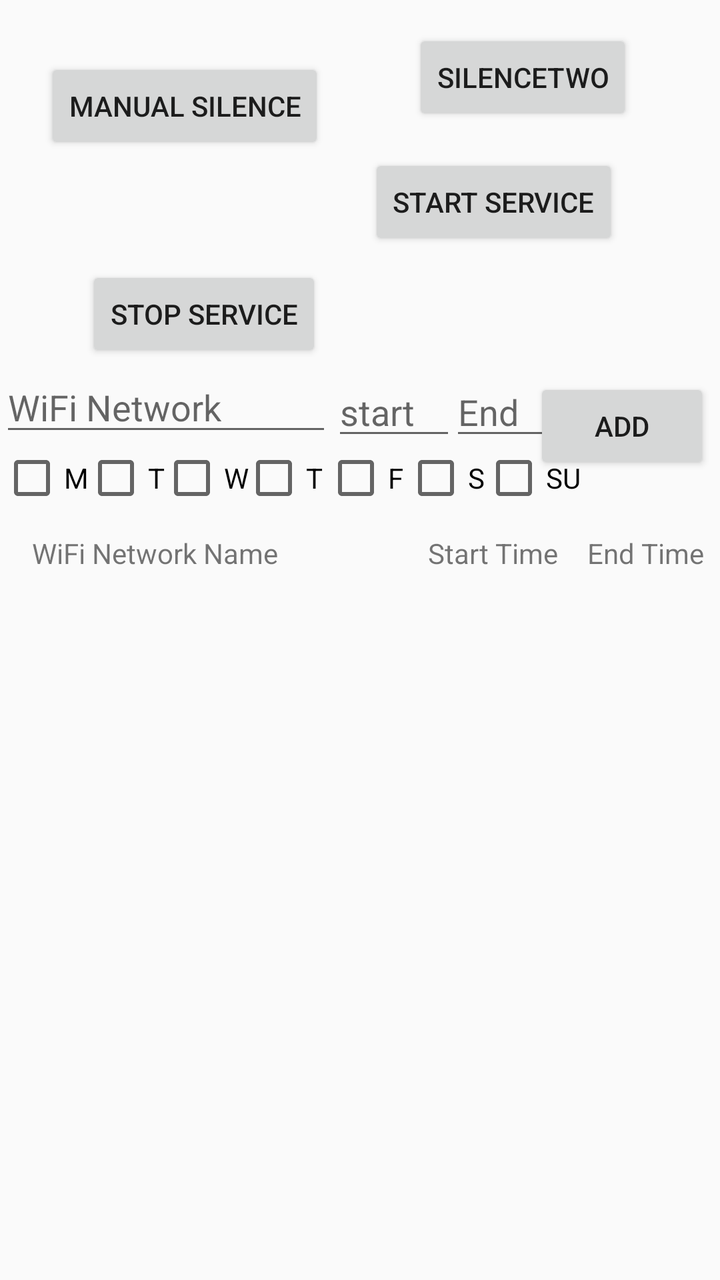
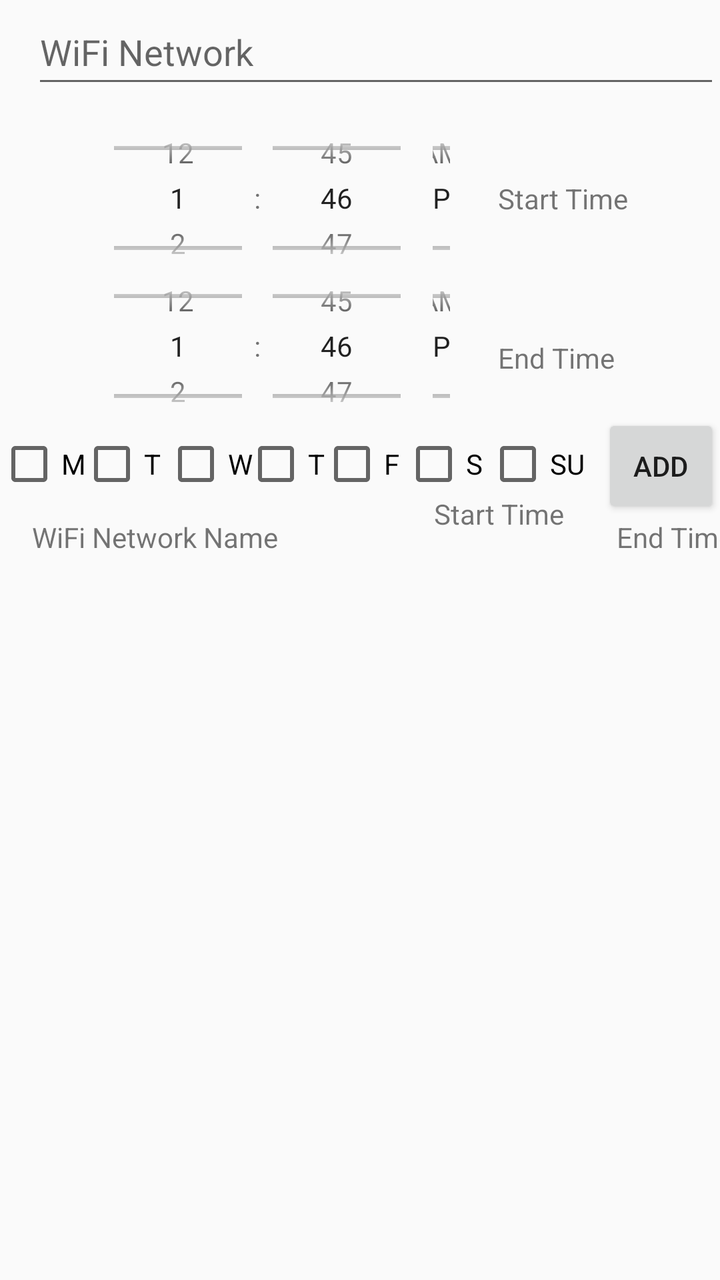

Two renders of the same Android screen: before a commit and after it. Below are the layout's source before the change and the commit's diff.
<!-- AndroidManifest.xml: application theme AppTheme -->
<!-- res/layout/activity_main.xml -->
<?xml version="1.0" encoding="utf-8"?>
<android.support.constraint.ConstraintLayout xmlns:android="http://schemas.android.com/apk/res/android"
    xmlns:app="http://schemas.android.com/apk/res-auto"
    xmlns:tools="http://schemas.android.com/tools"
    android:layout_width="match_parent"
    android:layout_height="match_parent"
    tools:context="testapp.silencertestapp.MainActivity">

    <Button
        android:id="@+id/btnsilence"
        android:layout_width="wrap_content"
        android:layout_height="wrap_content"
        android:layout_marginTop="29dp"
        android:text="Manual Silence"
        app:layout_constraintLeft_toLeftOf="parent"
        app:layout_constraintRight_toRightOf="parent"
        app:layout_constraintTop_toTopOf="parent"
        android:onClick="changeToSilence"
        app:layout_constraintHorizontal_bias="0.102" />

    <Button
        android:id="@+id/button3"
        android:layout_width="wrap_content"
        android:layout_height="wrap_content"
        android:text="@string/start_service"
        android:onClick="startService"
        app:layout_constraintLeft_toLeftOf="parent"
        app:layout_constraintRight_toRightOf="parent"
        app:layout_constraintTop_toBottomOf="@+id/btnsilence"
        app:layout_constraintHorizontal_bias="0.785" />

    <Button
        android:id="@+id/button4"
        android:layout_width="wrap_content"
        android:layout_height="wrap_content"
        android:layout_marginTop="8dp"
        android:text="@string/stop_service"
        android:onClick="stopService"
        app:layout_constraintBottom_toBottomOf="parent"
        app:layout_constraintLeft_toLeftOf="parent"
        app:layout_constraintRight_toRightOf="parent"
        app:layout_constraintTop_toBottomOf="@+id/button3"
        app:layout_constraintVertical_bias="0.0"
        app:layout_constraintHorizontal_bias="0.177" />
    <EditText
        android:id="@+id/wifinetwork"
        android:layout_width="166dp"
        android:layout_height="42dp"
        android:ems="10"
        android:inputType="textPersonName"
        android:hint="WiFi Network"
        app:layout_constraintLeft_toLeftOf="parent"
        app:layout_constraintTop_toTopOf="parent"
        android:layout_marginTop="181dp" />
    <EditText
        android:id="@+id/start_time"
        android:layout_width="62dp"
        android:layout_height="40dp"
        android:ems="10"
        android:inputType="time"
        android:hint="start"
        app:layout_constraintTop_toTopOf="parent"
        android:layout_marginTop="185dp"
        app:layout_constraintLeft_toRightOf="@+id/wifinetwork" />
    <EditText
        android:id="@+id/end_time"
        android:layout_width="72dp"
        android:layout_height="40dp"
        android:ems="10"
        android:inputType="time"
        android:hint="End"
        app:layout_constraintLeft_toLeftOf="parent"
        app:layout_constraintTop_toTopOf="parent"
        android:layout_marginTop="185dp"
        android:layout_marginStart="225dp"
        android:layout_marginLeft="225dp" />


    <Button
        android:id="@+id/add"
        android:layout_width="88dp"
        android:layout_height="48dp"
        android:text="add"
        android:onClick="add"
        app:layout_constraintTop_toTopOf="parent"
        android:layout_marginTop="189dp"
        android:layout_marginRight="5dp"
        app:layout_constraintRight_toRightOf="parent"
        android:layout_marginEnd="5dp" />

    <Button
        android:id="@+id/silencetwobutton"
        android:layout_width="wrap_content"
        android:layout_height="wrap_content"
        android:text="SilenceTwo"
        android:onClick="testMethod"
        app:layout_constraintRight_toRightOf="parent"
        app:layout_constraintLeft_toRightOf="@+id/btnsilence"
        app:layout_constraintBottom_toTopOf="@+id/button3"
        app:layout_constraintTop_toTopOf="parent" />

    <ListView
        android:id="@+id/item_List"
        android:layout_width="361dp"
        android:layout_height="203dp"
        android:layout_marginTop="69dp"

        app:layout_constraintTop_toBottomOf="@+id/wifinetwork"

        app:layout_constraintHorizontal_bias="0.0"
        tools:layout_editor_absoluteX="0dp" />

    <TextView
        android:id="@+id/textView"
        android:layout_width="wrap_content"
        android:layout_height="wrap_content"
        android:text="WiFi Network Name"
        android:layout_marginTop="44dp"
        app:layout_constraintTop_toBottomOf="@+id/wifinetwork"
        android:windowSoftInputMode="adjustPan"
        android:layout_marginLeft="16dp"
        app:layout_constraintLeft_toLeftOf="parent"
        android:layout_marginStart="16dp" />

    <TextView
        android:id="@+id/textView2"
        android:layout_width="66dp"
        android:layout_height="17dp"
        android:text="Start Time"
        app:layout_constraintLeft_toRightOf="@+id/textView"
        android:layout_marginLeft="75dp"
        android:layout_marginTop="30dp"
        app:layout_constraintTop_toBottomOf="@+id/add"/>

    <TextView
        android:id="@+id/textView3"
        android:layout_width="wrap_content"
        android:layout_height="wrap_content"
        android:text="End Time"
        android:layout_marginTop="30dp"
        app:layout_constraintTop_toBottomOf="@+id/add"
        android:layout_marginRight="8dp"
        app:layout_constraintRight_toRightOf="parent"
        android:layout_marginEnd="8dp" />

    <android.support.constraint.Guideline
        android:layout_width="wrap_content"
        android:layout_height="wrap_content"
        android:id="@+id/guideline3"
        app:layout_constraintGuide_begin="20dp"
        android:orientation="vertical"
        tools:layout_editor_absoluteY="0dp"
        tools:layout_editor_absoluteX="20dp" />

    <CheckBox
        android:id="@+id/sunCheckbox"
        android:layout_width="wrap_content"
        android:layout_height="wrap_content"
        android:text="SU"
        app:layout_constraintLeft_toLeftOf="parent"
        android:layout_marginLeft="241dp"
        app:layout_constraintTop_toTopOf="parent"
        android:layout_marginTop="223dp" />

    <CheckBox
        android:id="@+id/satCheckbox"
        android:layout_width="wrap_content"
        android:layout_height="wrap_content"
        android:text="S"
        app:layout_constraintLeft_toLeftOf="parent"
        android:layout_marginLeft="202dp"
        app:layout_constraintTop_toTopOf="parent"
        android:layout_marginTop="223dp" />

    <CheckBox
        android:id="@+id/friCheckbox"
        android:layout_width="wrap_content"
        android:layout_height="wrap_content"
        android:text="F"
        app:layout_constraintLeft_toLeftOf="parent"
        android:layout_marginLeft="162dp"
        app:layout_constraintTop_toTopOf="parent"
        android:layout_marginTop="223dp" />

    <CheckBox
        android:id="@+id/thuCheckbox"
        android:layout_width="wrap_content"
        android:layout_height="wrap_content"
        android:text="T"
        app:layout_constraintLeft_toLeftOf="parent"
        android:layout_marginLeft="121dp"
        app:layout_constraintTop_toTopOf="parent"
        android:layout_marginTop="223dp" />

    <CheckBox
        android:id="@+id/wedCheckBox"
        android:layout_width="wrap_content"
        android:layout_height="wrap_content"
        android:text="W"
        app:layout_constraintLeft_toLeftOf="parent"
        android:layout_marginLeft="80dp"
        app:layout_constraintTop_toTopOf="parent"
        android:layout_marginTop="223dp" />

    <CheckBox
        android:id="@+id/tuCheckbox"
        android:layout_width="wrap_content"
        android:layout_height="wrap_content"
        android:text="T"
        app:layout_constraintLeft_toLeftOf="parent"
        android:layout_marginLeft="42dp"
        app:layout_constraintTop_toTopOf="parent"
        android:layout_marginTop="223dp"/>

    <CheckBox
        android:id="@+id/monCheckbox"
        android:layout_width="wrap_content"
        android:layout_height="wrap_content"
        android:text="M"
        app:layout_constraintLeft_toLeftOf="parent"
        android:layout_marginLeft="0dp"
        app:layout_constraintTop_toTopOf="parent"
        android:layout_marginTop="223dp" />


</android.support.constraint.ConstraintLayout>
<!-- resources referenced by this layout -->
<resources>
  <string name="start_service">Start Service</string>
  <string name="stop_service">Stop Service</string>
  <style name="AppTheme" parent="Theme.AppCompat.Light.DarkActionBar">
          
          <item name="colorPrimary">@color/colorPrimary</item>
          <item name="colorPrimaryDark">@color/colorPrimaryDark</item>
          <item name="colorAccent">@color/colorAccent</item>
      </style>
  <color name="colorPrimary">#3F51B5</color>
  <color name="colorPrimaryDark">#303F9F</color>
  <color name="colorAccent">#FF4081</color>
</resources>

<!-- the commit's change to res/layout/activity_main.xml (unified diff, before → after) -->
@@ -6,116 +6,38 @@
     android:layout_height="match_parent"
     tools:context="testapp.silencertestapp.MainActivity">
 
-    <Button
-        android:id="@+id/btnsilence"
-        android:layout_width="wrap_content"
-        android:layout_height="wrap_content"
-        android:layout_marginTop="29dp"
-        android:text="Manual Silence"
-        app:layout_constraintLeft_toLeftOf="parent"
-        app:layout_constraintRight_toRightOf="parent"
-        app:layout_constraintTop_toTopOf="parent"
-        android:onClick="changeToSilence"
-        app:layout_constraintHorizontal_bias="0.102" />
-
-    <Button
-        android:id="@+id/button3"
-        android:layout_width="wrap_content"
-        android:layout_height="wrap_content"
-        android:text="@string/start_service"
-        android:onClick="startService"
-        app:layout_constraintLeft_toLeftOf="parent"
-        app:layout_constraintRight_toRightOf="parent"
-        app:layout_constraintTop_toBottomOf="@+id/btnsilence"
-        app:layout_constraintHorizontal_bias="0.785" />
-
-    <Button
-        android:id="@+id/button4"
-        android:layout_width="wrap_content"
-        android:layout_height="wrap_content"
-        android:layout_marginTop="8dp"
-        android:text="@string/stop_service"
-        android:onClick="stopService"
-        app:layout_constraintBottom_toBottomOf="parent"
-        app:layout_constraintLeft_toLeftOf="parent"
-        app:layout_constraintRight_toRightOf="parent"
-        app:layout_constraintTop_toBottomOf="@+id/button3"
-        app:layout_constraintVertical_bias="0.0"
-        app:layout_constraintHorizontal_bias="0.177" />
     <EditText
         android:id="@+id/wifinetwork"
-        android:layout_width="166dp"
-        android:layout_height="42dp"
+        android:layout_width="344dp"
+        android:layout_height="49dp"
+        android:layout_marginLeft="16dp"
+        android:layout_marginStart="16dp"
         android:ems="10"
+        android:hint="WiFi Network"
         android:inputType="textPersonName"
-        android:hint="WiFi Network"
-        app:layout_constraintLeft_toLeftOf="parent"
-        app:layout_constraintTop_toTopOf="parent"
-        android:layout_marginTop="181dp" />
-    <EditText
-        android:id="@+id/start_time"
-        android:layout_width="62dp"
-        android:layout_height="40dp"
-        android:ems="10"
-        android:inputType="time"
-        android:hint="start"
-        app:layout_constraintTop_toTopOf="parent"
-        android:layout_marginTop="185dp"
-        app:layout_constraintLeft_toRightOf="@+id/wifinetwork" />
-    <EditText
-        android:id="@+id/end_time"
-        android:layout_width="72dp"
-        android:layout_height="40dp"
-        android:ems="10"
-        android:inputType="time"
-        android:hint="End"
-        app:layout_constraintLeft_toLeftOf="parent"
-        app:layout_constraintTop_toTopOf="parent"
-        android:layout_marginTop="185dp"
-        android:layout_marginStart="225dp"
-        android:layout_marginLeft="225dp" />
+        app:layout_constraintLeft_toLeftOf="parent"
+        app:layout_constraintTop_toTopOf="parent" />
 
 
     <Button
         android:id="@+id/add"
-        android:layout_width="88dp"
-        android:layout_height="48dp"
+        android:layout_width="59dp"
+        android:layout_height="52dp"
         android:text="add"
         android:onClick="add"
         app:layout_constraintTop_toTopOf="parent"
-        android:layout_marginTop="189dp"
-        android:layout_marginRight="5dp"
-        app:layout_constraintRight_toRightOf="parent"
-        android:layout_marginEnd="5dp" />
-
-    <Button
-        android:id="@+id/silencetwobutton"
-        android:layout_width="wrap_content"
-        android:layout_height="wrap_content"
-        android:text="SilenceTwo"
-        android:onClick="testMethod"
-        app:layout_constraintRight_toRightOf="parent"
-        app:layout_constraintLeft_toRightOf="@+id/btnsilence"
-        app:layout_constraintBottom_toTopOf="@+id/button3"
-        app:layout_constraintTop_toTopOf="parent" />
-
-    <ListView
-        android:id="@+id/item_List"
-        android:layout_width="361dp"
-        android:layout_height="203dp"
-        android:layout_marginTop="69dp"
-
-        app:layout_constraintTop_toBottomOf="@+id/wifinetwork"
-
-        app:layout_constraintHorizontal_bias="0.0"
-        tools:layout_editor_absoluteX="0dp" />
+        android:layout_marginTop="207dp"
+        android:layout_marginRight="0dp"
+        app:layout_constraintRight_toRightOf="parent"
+        android:layout_marginEnd="5dp"
+        tools:layout_editor_absoluteX="296dp" />
 
     <TextView
         android:id="@+id/textView"
         android:layout_width="wrap_content"
         android:layout_height="wrap_content"
         android:text="WiFi Network Name"
-        android:layout_marginTop="44dp"
+        android:layout_marginTop="210dp"
         app:layout_constraintTop_toBottomOf="@+id/wifinetwork"
         android:windowSoftInputMode="adjustPan"
         android:layout_marginLeft="16dp"
@@ -128,18 +50,19 @@
         android:layout_height="17dp"
         android:text="Start Time"
         app:layout_constraintLeft_toRightOf="@+id/textView"
-        android:layout_marginLeft="75dp"
-        android:layout_marginTop="30dp"
-        app:layout_constraintTop_toBottomOf="@+id/add"/>
+        android:layout_marginLeft="78dp"
+        android:layout_marginTop="-12dp"
+        app:layout_constraintTop_toBottomOf="@+id/add"
+        android:layout_marginStart="75dp" />
 
     <TextView
         android:id="@+id/textView3"
         android:layout_width="wrap_content"
         android:layout_height="wrap_content"
         android:text="End Time"
-        android:layout_marginTop="30dp"
+        android:layout_marginTop="0dp"
         app:layout_constraintTop_toBottomOf="@+id/add"
-        android:layout_marginRight="8dp"
+        android:layout_marginRight="-7dp"
         app:layout_constraintRight_toRightOf="parent"
         android:layout_marginEnd="8dp" />
 
@@ -158,9 +81,10 @@
         android:layout_height="wrap_content"
         android:text="SU"
         app:layout_constraintLeft_toLeftOf="parent"
-        android:layout_marginLeft="241dp"
-        app:layout_constraintTop_toTopOf="parent"
-        android:layout_marginTop="223dp" />
+        android:layout_marginLeft="243dp"
+        app:layout_constraintTop_toTopOf="parent"
+        android:layout_marginTop="216dp"
+        android:layout_marginStart="241dp" />
 
     <CheckBox
         android:id="@+id/satCheckbox"
@@ -168,9 +92,10 @@
         android:layout_height="wrap_content"
         android:text="S"
         app:layout_constraintLeft_toLeftOf="parent"
-        android:layout_marginLeft="202dp"
-        app:layout_constraintTop_toTopOf="parent"
-        android:layout_marginTop="223dp" />
+        android:layout_marginLeft="201dp"
+        app:layout_constraintTop_toTopOf="parent"
+        android:layout_marginTop="216dp"
+        android:layout_marginStart="202dp" />
 
     <CheckBox
         android:id="@+id/friCheckbox"
@@ -178,9 +103,10 @@
         android:layout_height="wrap_content"
         android:text="F"
         app:layout_constraintLeft_toLeftOf="parent"
-        android:layout_marginLeft="162dp"
-        app:layout_constraintTop_toTopOf="parent"
-        android:layout_marginTop="223dp" />
+        android:layout_marginLeft="160dp"
+        app:layout_constraintTop_toTopOf="parent"
+        android:layout_marginTop="216dp"
+        android:layout_marginStart="162dp" />
 
     <CheckBox
         android:id="@+id/thuCheckbox"
@@ -188,9 +114,10 @@
         android:layout_height="wrap_content"
         android:text="T"
         app:layout_constraintLeft_toLeftOf="parent"
-        android:layout_marginLeft="121dp"
-        app:layout_constraintTop_toTopOf="parent"
-        android:layout_marginTop="223dp" />
+        android:layout_marginLeft="122dp"
+        app:layout_constraintTop_toTopOf="parent"
+        android:layout_marginTop="216dp"
+        android:layout_marginStart="121dp" />
 
     <CheckBox
         android:id="@+id/wedCheckBox"
@@ -198,9 +125,10 @@
         android:layout_height="wrap_content"
         android:text="W"
         app:layout_constraintLeft_toLeftOf="parent"
-        android:layout_marginLeft="80dp"
-        app:layout_constraintTop_toTopOf="parent"
-        android:layout_marginTop="223dp" />
+        android:layout_marginLeft="82dp"
+        app:layout_constraintTop_toTopOf="parent"
+        android:layout_marginTop="216dp"
+        android:layout_marginStart="80dp" />
 
     <CheckBox
         android:id="@+id/tuCheckbox"
@@ -208,9 +136,10 @@
         android:layout_height="wrap_content"
         android:text="T"
         app:layout_constraintLeft_toLeftOf="parent"
-        android:layout_marginLeft="42dp"
-        app:layout_constraintTop_toTopOf="parent"
-        android:layout_marginTop="223dp"/>
+        android:layout_marginLeft="40dp"
+        app:layout_constraintTop_toTopOf="parent"
+        android:layout_marginTop="216dp"
+        android:layout_marginStart="42dp" />
 
     <CheckBox
         android:id="@+id/monCheckbox"
@@ -218,9 +147,67 @@
         android:layout_height="wrap_content"
         android:text="M"
         app:layout_constraintLeft_toLeftOf="parent"
-        android:layout_marginLeft="0dp"
-        app:layout_constraintTop_toTopOf="parent"
-        android:layout_marginTop="223dp" />
-
+        app:layout_constraintTop_toTopOf="parent"
+        android:layout_marginTop="216dp"
+        android:layout_marginLeft="-2dp" />
+
+    <TimePicker
+        android:id="@+id/startPicker"
+        android:layout_width="200dp"
+        android:layout_height="100dp"
+
+        android:timePickerMode="spinner"
+        app:layout_constraintHorizontal_bias="0.484"
+        app:layout_constraintLeft_toLeftOf="@+id/endPicker"
+        app:layout_constraintRight_toRightOf="@+id/endPicker"
+        app:layout_constraintTop_toBottomOf="@+id/wifinetwork" />
+
+
+    <TimePicker
+        android:id="@+id/endPicker"
+        android:layout_width="200dp"
+        android:layout_height="100dp"
+
+        android:layout_marginTop="123dp"
+        android:timePickerMode="spinner"
+        app:layout_constraintHorizontal_bias="0.256"
+        app:layout_constraintLeft_toLeftOf="parent"
+        app:layout_constraintRight_toRightOf="parent"
+        app:layout_constraintTop_toTopOf="parent" />
+
+    <TextView
+        android:id="@+id/textView4"
+        android:layout_width="wrap_content"
+        android:layout_height="wrap_content"
+        android:text="Start Time"
+        app:layout_constraintBottom_toBottomOf="@+id/startPicker"
+        app:layout_constraintTop_toTopOf="@+id/startPicker"
+        app:layout_constraintLeft_toRightOf="@+id/startPicker"
+        android:layout_marginLeft="8dp"
+        android:layout_marginStart="8dp" />
+
+    <TextView
+        android:id="@+id/textView5"
+        android:layout_width="wrap_content"
+        android:layout_height="wrap_content"
+        android:text="End Time"
+        app:layout_constraintBottom_toBottomOf="@+id/endPicker"
+        app:layout_constraintTop_toTopOf="@+id/endPicker"
+        app:layout_constraintVertical_bias="0.571"
+        app:layout_constraintLeft_toRightOf="@+id/endPicker"
+        android:layout_marginLeft="8dp"
+        android:layout_marginStart="8dp" />
+
+    <ListView
+        android:id="@+id/item_List"
+        android:layout_width="364dp"
+        android:layout_height="235dp"
+        android:layout_marginTop="227dp"
+
+        app:layout_constraintHorizontal_bias="0.0"
+        app:layout_constraintLeft_toLeftOf="parent"
+        app:layout_constraintRight_toRightOf="parent"
+        app:layout_constraintTop_toBottomOf="@+id/wifinetwork"
+        tools:layout_editor_absoluteY="274dp" />
 
 </android.support.constraint.ConstraintLayout>
<!-- resource entries referenced after the edit -->
@@ -1,7 +1,5 @@
 <!-- resources referenced by this layout -->
 <resources>
-  <string name="start_service">Start Service</string>
-  <string name="stop_service">Stop Service</string>
   <style name="AppTheme" parent="Theme.AppCompat.Light.DarkActionBar">
           
           <item name="colorPrimary">@color/colorPrimary</item>
